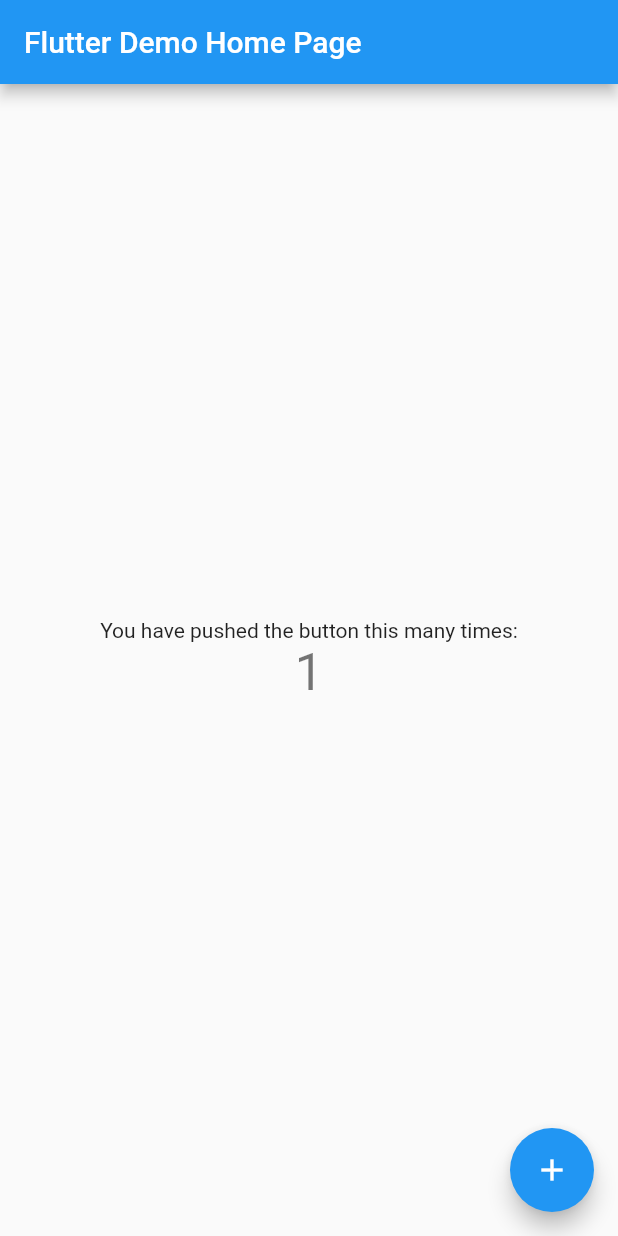
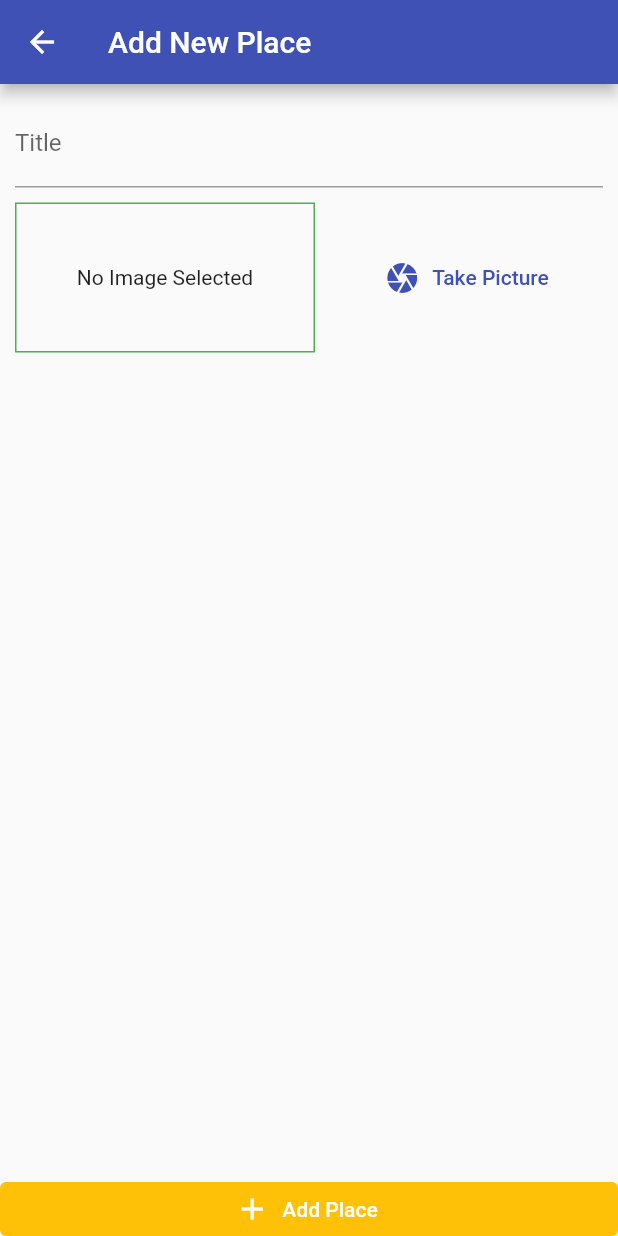
Before and after one commit to udscrick/EpicPlaces, a Flutter app: the screen it shows after launch, after a tap on the "add" icon, on a phone screen of 412 x 824 dp. Run offline on Flutter 3.47's test engine with Material 2 defaults, Android fonts, the phone set to English and light mode, and no system bars.

Commit message:
Structure Set Up+Add new Place UI

```diff
--- a/lib/main.dart
+++ b/lib/main.dart
@@ -1,115 +1,29 @@
+import 'package:epicplaces/providers/places_provider.dart';
+import 'package:epicplaces/screens/add_place_screen.dart';
+import 'package:epicplaces/screens/places_list_screen.dart';
 import 'package:flutter/material.dart';
+import 'package:provider/provider.dart';
 
-void main() {
-  runApp(const MyApp());
-}
+void main() => runApp(MyApp());
 
 class MyApp extends StatelessWidget {
-  const MyApp({Key? key}) : super(key: key);
-
-  // This widget is the root of your application.
   @override
   Widget build(BuildContext context) {
-    return MaterialApp(
-      title: 'Flutter Demo',
-      theme: ThemeData(
-        // This is the theme of your application.
-        //
-        // Try running your application with "flutter run". You'll see the
-        // application has a blue toolbar. Then, without quitting the app, try
-        // changing the primarySwatch below to Colors.green and then invoke
-        // "hot reload" (press "r" in the console where you ran "flutter run",
-        // or simply save your changes to "hot reload" in a Flutter IDE).
-        // Notice that the counter didn't reset back to zero; the application
-        // is not restarted.
-        primarySwatch: Colors.blue,
+    return ChangeNotifierProvider.value(
+      value: PlacesProvider(),
+      child: MaterialApp(
+        title: 'Great Places',
+        debugShowCheckedModeBanner: false,
+        // showPerformanceOverlay: true,
+        theme: ThemeData(
+          primarySwatch: Colors.indigo,
+          accentColor: Colors.amber,
+        ),
+        home: PlacesListScreen(),
+        routes: {
+          AddPlaceScreen.routeName:(ctx)=>const AddPlaceScreen()
+        },
       ),
-      home: const MyHomePage(title: 'Flutter Demo Home Page'),
     );
   }
 }
-
-class MyHomePage extends StatefulWidget {
-  const MyHomePage({Key? key, required this.title}) : super(key: key);
-
-  // This widget is the home page of your application. It is stateful, meaning
-  // that it has a State object (defined below) that contains fields that affect
-  // how it looks.
-
-  // This class is the configuration for the state. It holds the values (in this
-  // case the title) provided by the parent (in this case the App widget) and
-  // used by the build method of the State. Fields in a Widget subclass are
-  // always marked "final".
-
-  final String title;
-
-  @override
-  State<MyHomePage> createState() => _MyHomePageState();
-}
-
-class _MyHomePageState extends State<MyHomePage> {
-  int _counter = 0;
-
-  void _incrementCounter() {
-    setState(() {
-      // This call to setState tells the Flutter framework that something has
-      // changed in this State, which causes it to rerun the build method below
-      // so that the display can reflect the updated values. If we changed
-      // _counter without calling setState(), then the build method would not be
-      // called again, and so nothing would appear to happen.
-      _counter++;
-    });
-  }
-
-  @override
-  Widget build(BuildContext context) {
-    // This method is rerun every time setState is called, for instance as done
-    // by the _incrementCounter method above.
-    //
-    // The Flutter framework has been optimized to make rerunning build methods
-    // fast, so that you can just rebuild anything that needs updating rather
-    // than having to individually change instances of widgets.
-    return Scaffold(
-      appBar: AppBar(
-        // Here we take the value from the MyHomePage object that was created by
-        // the App.build method, and use it to set our appbar title.
-        title: Text(widget.title),
-      ),
-      body: Center(
-        // Center is a layout widget. It takes a single child and positions it
-        // in the middle of the parent.
-        child: Column(
-          // Column is also a layout widget. It takes a list of children and
-          // arranges them vertically. By default, it sizes itself to fit its
-          // children horizontally, and tries to be as tall as its parent.
-          //
-          // Invoke "debug painting" (press "p" in the console, choose the
-          // "Toggle Debug Paint" action from the Flutter Inspector in Android
-          // Studio, or the "Toggle Debug Paint" command in Visual Studio Code)
-          // to see the wireframe for each widget.
-          //
-          // Column has various properties to control how it sizes itself and
-          // how it positions its children. Here we use mainAxisAlignment to
-          // center the children vertically; the main axis here is the vertical
-          // axis because Columns are vertical (the cross axis would be
-          // horizontal).
-          mainAxisAlignment: MainAxisAlignment.center,
-          children: <Widget>[
-            const Text(
-              'You have pushed the button this many times:',
-            ),
-            Text(
-              '$_counter',
-              style: Theme.of(context).textTheme.headline4,
-            ),
-          ],
-        ),
-      ),
-      floatingActionButton: FloatingActionButton(
-        onPressed: _incrementCounter,
-        tooltip: 'Increment',
-        child: const Icon(Icons.add),
-      ), // This trailing comma makes auto-formatting nicer for build methods.
-    );
-  }
-}
--- /dev/null
+++ b/lib/models/place.dart
@@ -0,0 +1,29 @@
+
+
+
+
+import 'dart:io';
+
+class PlaceCoOrds{
+  final double latitude;
+  final double longitude;
+  final String address;
+  PlaceCoOrds({required this.latitude,required this.longitude,this.address=''});
+}
+
+class Place{
+  final String id;
+  final String placeName;
+  final PlaceCoOrds location;
+  final File image; //SInce we will be loading images from the device and not any web url
+  Place(
+    {
+      required this.id,
+      required this.placeName,
+      required this.location,
+      required this.image
+      });
+
+
+
+}
--- /dev/null
+++ b/lib/providers/places_provider.dart
@@ -0,0 +1,10 @@
+import 'package:flutter/material.dart';
+import '../models/place.dart';
+
+class PlacesProvider with ChangeNotifier{
+  List<Place> _places = [];
+
+  List<Place> get places{
+    return [..._places];
+  }
+}
--- /dev/null
+++ b/lib/screens/add_place_screen.dart
@@ -0,0 +1,60 @@
+import 'package:flutter/material.dart';
+import '../widgets/image_input.dart';
+
+class AddPlaceScreen extends StatefulWidget {
+  static const routeName = '/add-place';
+
+  const AddPlaceScreen({Key? key}) : super(key: key);
+
+  @override
+  _AddPlaceScreenState createState() => _AddPlaceScreenState();
+}
+
+class _AddPlaceScreenState extends State<AddPlaceScreen> {
+  final _titleController = TextEditingController();
+  @override
+  Widget build(BuildContext context) {
+    return Scaffold(
+      appBar: AppBar(
+        title: Text('Add New Place'),
+      ),
+      body: Column(
+        // mainAxisAlignment: MainAxisAlignment.spaceBetween,
+        crossAxisAlignment: CrossAxisAlignment.stretch,
+        children: [
+          Expanded(child: SingleChildScrollView(
+            child: Padding(
+              padding: const EdgeInsets.all(10.0),
+              child: Column(
+                children: [
+                   TextField(
+                    decoration: const InputDecoration(labelText: 'Title'),
+                    controller: _titleController,
+                  ),
+                 const SizedBox(height: 10,),
+                 const ImageInput()
+                ],
+              ),
+            ),
+          )),
+          // Padding(
+            // padding: const EdgeInsets.all(8.0),
+            // child:
+            ElevatedButton.icon(
+              onPressed: () {},
+              icon: const Icon(Icons.add),
+
+              label: const Text('Add Place'),
+              style: ElevatedButton.styleFrom(
+                elevation: 0,
+                tapTargetSize: MaterialTapTargetSize.shrinkWrap,
+                primary: Theme.of(context).colorScheme.secondary
+
+              ),
+            ),
+          // )
+        ],
+      ),
+    );
+  }
+}
--- /dev/null
+++ b/lib/screens/places_list_screen.dart
@@ -0,0 +1,19 @@
+import 'package:epicplaces/screens/add_place_screen.dart';
+import 'package:flutter/material.dart';
+
+// ignore: use_key_in_widget_constructors
+class PlacesListScreen extends StatelessWidget {
+
+  @override
+  Widget build(BuildContext context) {
+    return Scaffold(
+      appBar: AppBar(title: const Text('Epic Places List!'),
+      actions: [
+        IconButton(onPressed: (){
+          Navigator.of(context).pushNamed(AddPlaceScreen.routeName);
+        }, icon: const Icon(Icons.add))
+        ],),
+      body:const CircularProgressIndicator(),
+    );
+  }
+}
--- /dev/null
+++ b/lib/widgets/image_input.dart
@@ -0,0 +1,46 @@
+import 'dart:io';
+
+import 'package:flutter/material.dart';
+
+class ImageInput extends StatefulWidget {
+  const ImageInput({Key? key}) : super(key: key);
+
+  @override
+  _ImageInputState createState() => _ImageInputState();
+}
+
+class _ImageInputState extends State<ImageInput> {
+  File? _storedImage; //With the latest version of FLutter, null safety is introduced, so we must use late
+  //to let flutter know that we will initialize it later
+  @override
+  Widget build(BuildContext context) {
+    return Row(children: [
+      Container(
+        width: 200,
+        height: 100,
+        decoration:
+            BoxDecoration(border: Border.all(width: 1, color: Colors.green)),
+        child: _storedImage != null
+            ? Image.file(
+                _storedImage!,
+                fit: BoxFit.cover,
+                width: double.infinity,
+              )
+            : const Text('No Image Selected',textAlign: TextAlign.center,),
+        alignment: Alignment.center,
+      ),
+      const SizedBox(
+        width: 10,
+      ),
+      Expanded(
+          child: TextButton.icon(
+        onPressed: () {},
+        icon: const Icon(Icons.camera),
+        label: Text(
+          'Take Picture',
+          style: TextStyle(color: Theme.of(context).colorScheme.primary),
+        ),
+      ))
+    ]);
+  }
+}
--- a/pubspec.yaml
+++ b/pubspec.yaml
@@ -34,6 +34,7 @@
   # The following adds the Cupertino Icons font to your application.
   # Use with the CupertinoIcons class for iOS style icons.
   cupertino_icons: ^1.0.2
+  provider: ^5.0.0
 
 dev_dependencies:
   flutter_test:
```
Also changed, not shown: lib/screens/place_detail_screen.dart (added), pubspec.lock.
